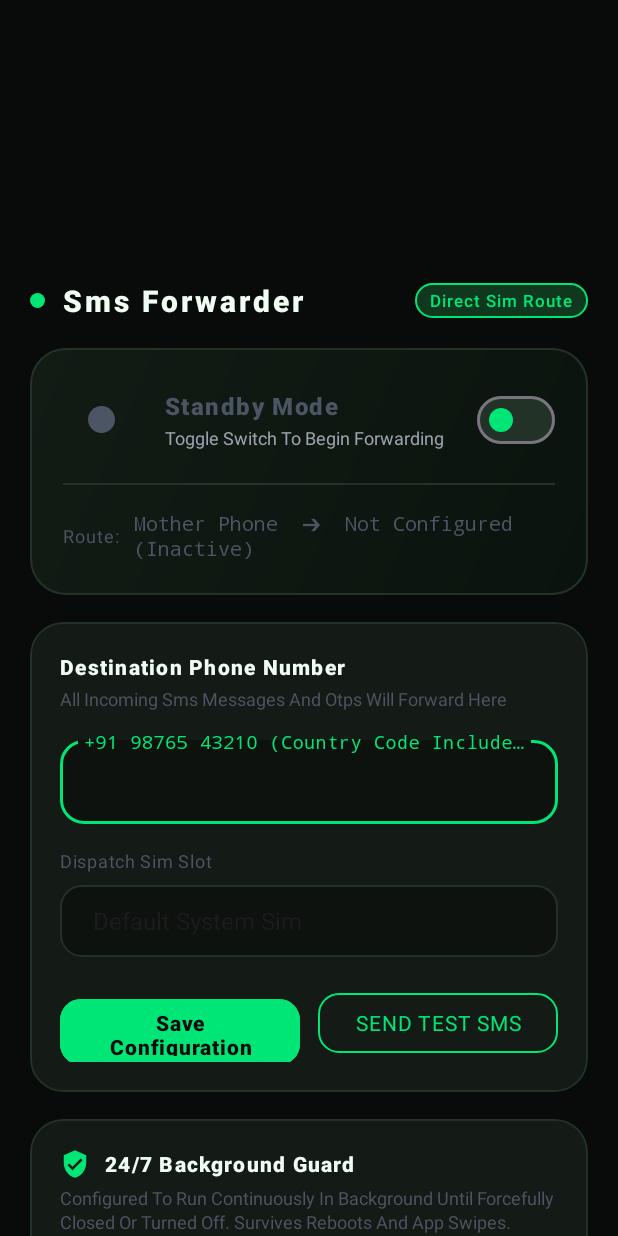
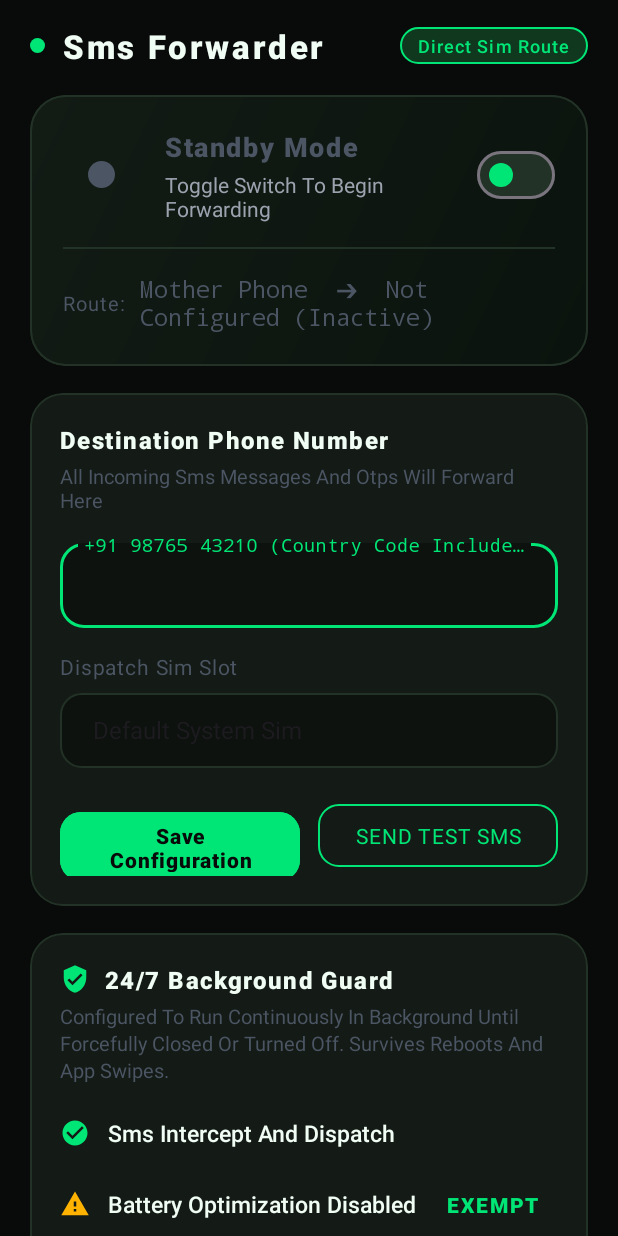
Before and after one commit to suyashchaurasia9-sudo/Sms-Auto-Forwarder, an Android app: the screen it shows after launch (MainActivity), on a phone screen of 412 x 824 dp. Run offline under Robolectric (Android 15) with nearby library versions, the phone set to English and light mode, and no system bars.

Commit message:
Fix Sms Intercept Permission Flow, Optimize Top Bar Spacing, And Scale Ui Typography

```diff
--- a/app/build.gradle.kts
+++ b/app/build.gradle.kts
@@ -11,8 +11,8 @@ android {
         applicationId = "com.smsforwarder.app"
         minSdk = 24
         targetSdk = 34
-        versionCode = 2
-        versionName = "1.0.1"
+        versionCode = 3
+        versionName = "1.0.2"
 
         testInstrumentationRunner = "androidx.test.runner.AndroidJUnitRunner"
     }
--- a/app/src/main/AndroidManifest.xml
+++ b/app/src/main/AndroidManifest.xml
@@ -47,8 +47,7 @@
         <receiver
             android:name=".receiver.SmsReceiver"
             android:enabled="true"
-            android:exported="true"
-            android:permission="android.permission.BROADCAST_SMS">
+            android:exported="true">
             <intent-filter android:priority="999">
                 <action android:name="android.provider.Telephony.SMS_RECEIVED" />
             </intent-filter>
--- a/app/src/main/res/layout/activity_main.xml
+++ b/app/src/main/res/layout/activity_main.xml
@@ -12,12 +12,13 @@
         android:layout_height="match_parent"
         android:fillViewport="true">
 
-        <!-- Responsive End-To-End Container With 280px Top Bar Spacing -->
+        <!-- Responsive End-To-End Container With Proportional Top Spacing -->
         <LinearLayout
+            android:id="@+id/mainContainer"
             android:layout_width="match_parent"
             android:layout_height="wrap_content"
             android:orientation="vertical"
-            android:paddingTop="280px"
+            android:paddingTop="16dp"
             android:paddingStart="20dp"
             android:paddingEnd="20dp"
             android:paddingBottom="32dp">
@@ -41,10 +42,10 @@
                     android:layout_marginStart="12dp"
                     android:layout_weight="1"
                     android:fontFamily="sans-serif-black"
-                    android:letterSpacing="0.10"
+                    android:letterSpacing="0.08"
                     android:text="Sms Forwarder"
                     android:textColor="@color/text_primary"
-                    android:textSize="20sp" />
+                    android:textSize="22sp" />
 
                 <TextView
                     android:id="@+id/tvHeaderMode"
@@ -53,9 +54,11 @@
                     android:background="@drawable/bg_neon_pill"
                     android:fontFamily="sans-serif-medium"
                     android:letterSpacing="0.06"
+                    android:paddingHorizontal="12dp"
+                    android:paddingVertical="4dp"
                     android:text="Direct Sim Route"
                     android:textColor="@color/neon_green"
-                    android:textSize="11sp" />
+                    android:textSize="12sp" />
             </LinearLayout>
 
             <!-- Card 1: Master Hero Status Cockpit (Pulsing Radar Beacon) -->
@@ -118,17 +121,17 @@
                                 android:letterSpacing="0.06"
                                 android:text="Standby Mode"
                                 android:textColor="@color/status_inactive"
-                                android:textSize="16sp" />
+                                android:textSize="18sp" />
 
                             <TextView
                                 android:id="@+id/tvHeroStatusSub"
                                 android:layout_width="wrap_content"
                                 android:layout_height="wrap_content"
-                                android:layout_marginTop="2dp"
+                                android:layout_marginTop="3dp"
                                 android:fontFamily="sans-serif"
                                 android:text="Toggle Switch To Begin Forwarding"
                                 android:textColor="@color/text_secondary"
-                                android:textSize="12sp" />
+                                android:textSize="14sp" />
                         </LinearLayout>
 
                         <com.google.android.material.materialswitch.MaterialSwitch
@@ -159,7 +162,7 @@
                             android:letterSpacing="0.05"
                             android:text="Route:"
                             android:textColor="@color/text_muted"
-                            android:textSize="12sp" />
+                            android:textSize="13sp" />
 
                         <TextView
                             android:id="@+id/tvActiveRoute"
@@ -170,7 +173,7 @@
                             android:fontFamily="monospace"
                             android:text="Mother Phone  ➔  Not Configured"
                             android:textColor="@color/text_primary"
-                            android:textSize="13sp" />
+                            android:textSize="15sp" />
                     </LinearLayout>
 
                 </LinearLayout>
@@ -200,16 +203,16 @@
                         android:letterSpacing="0.06"
                         android:text="Destination Phone Number"
                         android:textColor="@color/text_primary"
-                        android:textSize="14sp" />
+                        android:textSize="16sp" />
 
                     <TextView
                         android:layout_width="wrap_content"
                         android:layout_height="wrap_content"
-                        android:layout_marginTop="3dp"
+                        android:layout_marginTop="4dp"
                         android:fontFamily="sans-serif"
                         android:text="All Incoming Sms Messages And Otps Will Forward Here"
                         android:textColor="@color/text_muted"
-                        android:textSize="12sp" />
+                        android:textSize="13sp" />
 
                     <!-- Input With Neon Green Glow Border -->
                     <com.google.android.material.textfield.TextInputLayout
@@ -237,7 +240,7 @@
                             android:inputType="phone"
                             android:textColor="@color/text_primary"
                             android:textColorHint="@color/text_muted"
-                            android:textSize="15sp" />
+                            android:textSize="16sp" />
                     </com.google.android.material.textfield.TextInputLayout>
 
                     <!-- Sim Selection -->
@@ -249,12 +252,12 @@
                         android:letterSpacing="0.04"
                         android:text="Dispatch Sim Slot"
                         android:textColor="@color/text_muted"
-                        android:textSize="12sp" />
+                        android:textSize="14sp" />
 
                     <Spinner
                         android:id="@+id/spinnerSim"
                         android:layout_width="match_parent"
-                        android:layout_height="48dp"
+                        android:layout_height="50dp"
                         android:layout_marginTop="8dp"
                         android:background="@drawable/bg_input_field"
                         android:paddingHorizontal="14dp" />
@@ -269,7 +272,7 @@
                         <com.google.android.material.button.MaterialButton
                             android:id="@+id/btnSaveSettings"
                             android:layout_width="0dp"
-                            android:layout_height="52dp"
+                            android:layout_height="54dp"
                             android:layout_marginEnd="6dp"
                             android:layout_weight="1"
                             android:backgroundTint="@color/neon_green"
@@ -277,19 +280,21 @@
                             android:letterSpacing="0.04"
                             android:text="Save Configuration"
                             android:textColor="@color/bg_black"
+                            android:textSize="14sp"
                             app:cornerRadius="14dp" />
 
                         <com.google.android.material.button.MaterialButton
                             android:id="@+id/btnSendTest"
                             style="@style/Widget.MaterialComponents.Button.OutlinedButton"
                             android:layout_width="0dp"
-                            android:layout_height="52dp"
+                            android:layout_height="54dp"
                             android:layout_marginStart="6dp"
                             android:layout_weight="1"
                             android:fontFamily="sans-serif-bold"
                             android:letterSpacing="0.04"
                             android:text="Send Test Sms"
                             android:textColor="@color/neon_green"
+                            android:textSize="14sp"
                             app:cornerRadius="14dp"
                             app:strokeColor="@color/neon_green"
                             app:strokeWidth="1.2dp" />
@@ -334,7 +339,7 @@
                             android:letterSpacing="0.06"
                             android:text="24/7 Background Guard"
                             android:textColor="@color/text_primary"
-                            android:textSize="14sp" />
+                            android:textSize="16sp" />
                     </LinearLayout>
 
                     <TextView
@@ -345,7 +350,7 @@
                         android:lineSpacingExtra="2dp"
                         android:text="Configured To Run Continuously In Background Until Forcefully Closed Or Turned Off. Survives Reboots And App Swipes."
                         android:textColor="@color/text_muted"
-                        android:textSize="12sp" />
+                        android:textSize="13sp" />
 
                     <!-- Permissions List -->
                     <LinearLayout
@@ -361,33 +366,37 @@
                             android:layout_height="wrap_content"
                             android:gravity="center_vertical"
                             android:orientation="horizontal"
-                            android:paddingVertical="5dp">
+                            android:background="?attr/selectableItemBackground"
+                            android:clickable="true"
+                            android:focusable="true"
+                            android:paddingVertical="8dp">
 
                             <ImageView
                                 android:id="@+id/ivPermSmsStatus"
-                                android:layout_width="18dp"
-                                android:layout_height="18dp"
+                                android:layout_width="20dp"
+                                android:layout_height="20dp"
                                 android:src="@drawable/ic_check_circle" />
 
                             <TextView
                                 android:layout_width="0dp"
                                 android:layout_height="wrap_content"
-                                android:layout_marginStart="10dp"
+                                android:layout_marginStart="12dp"
                                 android:layout_weight="1"
-                                android:fontFamily="sans-serif"
+                                android:fontFamily="sans-serif-medium"
                                 android:text="Sms Intercept And Dispatch"
-                                android:textColor="@color/text_secondary"
-                                android:textSize="13sp" />
+                                android:textColor="@color/text_primary"
+                                android:textSize="15sp" />
 
                             <com.google.android.material.button.MaterialButton
                                 android:id="@+id/btnGrantPermissions"
                                 style="@style/Widget.MaterialComponents.Button.TextButton"
                                 android:layout_width="wrap_content"
-                                android:layout_height="38dp"
+                                android:layout_height="42dp"
+                                android:fontFamily="sans-serif-black"
                                 android:padding="0dp"
                                 android:text="Grant"
                                 android:textColor="@color/neon_green"
-                                android:textSize="12sp" />
+                                android:textSize="14sp" />
                         </LinearLayout>
 
                         <!-- Battery Saver Row -->
@@ -397,33 +406,37 @@
                             android:layout_height="wrap_content"
                             android:gravity="center_vertical"
                             android:orientation="horizontal"
-                            android:paddingVertical="5dp">
+                            android:background="?attr/selectableItemBackground"
+                            android:clickable="true"
+                            android:focusable="true"
+                            android:paddingVertical="8dp">
 
                             <ImageView
                                 android:id="@+id/ivPermBatteryStatus"
-                                android:layout_width="18dp"
-                                android:layout_height="18dp"
+                                android:layout_width="20dp"
+                                android:layout_height="20dp"
                                 android:src="@drawable/ic_check_circle" />
 
                             <TextView
                                 android:layout_width="0dp"
                                 android:layout_height="wrap_content"
-                                android:layout_marginStart="10dp"
+                                android:layout_marginStart="12dp"
                                 android:layout_weight="1"
-                                android:fontFamily="sans-serif"
+                                android:fontFamily="sans-serif-medium"
                                 android:text="Battery Optimization Disabled"
-                                android:textColor="@color/text_secondary"
-                                android:textSize="13sp" />
+                                android:textColor="@color/text_primary"
+                                android:textSize="15sp" />
 
                             <com.google.android.material.button.MaterialButton
                                 android:id="@+id/btnExemptBattery"
                                 style="@style/Widget.MaterialComponents.Button.TextButton"
                                 android:layout_width="wrap_content"
-                                android:layout_height="38dp"
+                                android:layout_height="42dp"
+                                android:fontFamily="sans-serif-black"
                                 android:padding="0dp"
                                 android:text="Exempt"
                                 android:textColor="@color/neon_green"
-                                android:textSize="12sp" />
+                                android:textSize="14sp" />
                         </LinearLayout>
 
                         <!-- Oem Auto-Start Row -->
@@ -433,32 +446,36 @@
                             android:layout_height="wrap_content"
                             android:gravity="center_vertical"
                             android:orientation="horizontal"
-                            android:paddingVertical="5dp">
+                            android:background="?attr/selectableItemBackground"
+                            android:clickable="true"
+                            android:focusable="true"
+                            android:paddingVertical="8dp">
 
                             <ImageView
-                                android:layout_width="18dp"
-                                android:layout_height="18dp"
+                                android:layout_width="20dp"
+                                android:layout_height="20dp"
                                 android:src="@drawable/ic_zap" />
 
                             <TextView
                                 android:layout_width="0dp"
                                 android:layout_height="wrap_content"
-                                android:layout_marginStart="10dp"
+                                android:layout_marginStart="12dp"
                                 android:layout_weight="1"
-                                android:fontFamily="sans-serif"
+                                android:fontFamily="sans-serif-medium"
                                 android:text="Oem Autostart And Background Lock"
-                                android:textColor="@color/text_secondary"
-                                android:textSize="13sp" />
+                                android:textColor="@color/text_primary"
+                                android:textSize="15sp" />
 
                             <com.google.android.material.button.MaterialButton
                                 android:id="@+id/btnOemSettings"
                                 style="@style/Widget.MaterialComponents.Button.TextButton"
                                 android:layout_width="wrap_content"
-                                android:layout_height="38dp"
+                                android:layout_height="42dp"
+                                android:fontFamily="sans-serif-black"
                                 android:padding="0dp"
                                 android:text="Configure"
                                 android:textColor="@color/neon_green"
-                                android:textSize="12sp" />
+                                android:textSize="14sp" />
                         </LinearLayout>
                     </LinearLayout>
 
@@ -489,7 +506,7 @@
                         android:letterSpacing="0.06"
                         android:text="Forwarding Filter"
                         android:textColor="@color/text_primary"
-                        android:textSize="14sp" />
+                        android:textSize="16sp" />
 
                     <RadioGroup
                         android:id="@+id/rgFilterRule"
@@ -502,21 +519,21 @@
                             android:layout_width="match_parent"
                             android:layout_height="wrap_content"
                             android:checked="true"
-                            android:fontFamily="sans-serif"
+                            android:fontFamily="sans-serif-medium"
                             android:buttonTint="@color/neon_green"
                             android:text="Forward All Incoming Sms Messages (Recommended)"
                             android:textColor="@color/text_primary"
-                            android:textSize="13sp" />
+                            android:textSize="15sp" />
 
                         <RadioButton
                             android:id="@+id/rbForwardOtpOnly"
                             android:layout_width="match_parent"
                             android:layout_height="wrap_content"
-                            android:fontFamily="sans-serif"
+                            android:fontFamily="sans-serif-medium"
                             android:buttonTint="@color/neon_green"
                             android:text="Forward Only Otps And Bank Messages"
                             android:textColor="@color/text_primary"
-                            android:textSize="13sp" />
+                            android:textSize="15sp" />
                     </RadioGroup>
                 </LinearLayout>
             </com.google.android.material.card.MaterialCardView>
@@ -538,7 +555,7 @@
                     android:letterSpacing="0.06"
                     android:text="Live Forwarding Log"
                     android:textColor="@color/text_primary"
-                    android:textSize="14sp" />
+                    android:textSize="16sp" />
 
                 <com.google.android.material.button.MaterialButton
                     android:id="@+id/btnClearHistory"
@@ -548,7 +565,7 @@
                     android:fontFamily="sans-serif-bold"
                     android:text="Clear Log"
                     android:textColor="@color/text_muted"
-                    android:textSize="12sp" />
+                    android:textSize="13sp" />
             </LinearLayout>
 
             <TextView
@@ -560,7 +577,7 @@
                 android:gravity="center"
                 android:text="[ No Sms Forwarded Yet ]\nWaiting For Incoming Messages..."
                 android:textColor="@color/text_muted"
-                android:textSize="13sp" />
+                android:textSize="14sp" />
 
             <androidx.recyclerview.widget.RecyclerView
                 android:id="@+id/rvHistory"
```
Also changed, not shown: app/src/main/java/com/smsforwarder/app/MainActivity.kt (+55 -10 lines), app/src/main/java/com/smsforwarder/app/receiver/SmsReceiver.kt (+21 -0 lines), app/src/main/java/com/smsforwarder/app/service/SmsForwarderService.kt (+30 -0 lines), app/src/main/java/com/smsforwarder/app/util/SmsSender.kt (+9 -3 lines), app/src/main/res/layout/item_forward_log.xml (+5 -5 lines), 2 other files.
